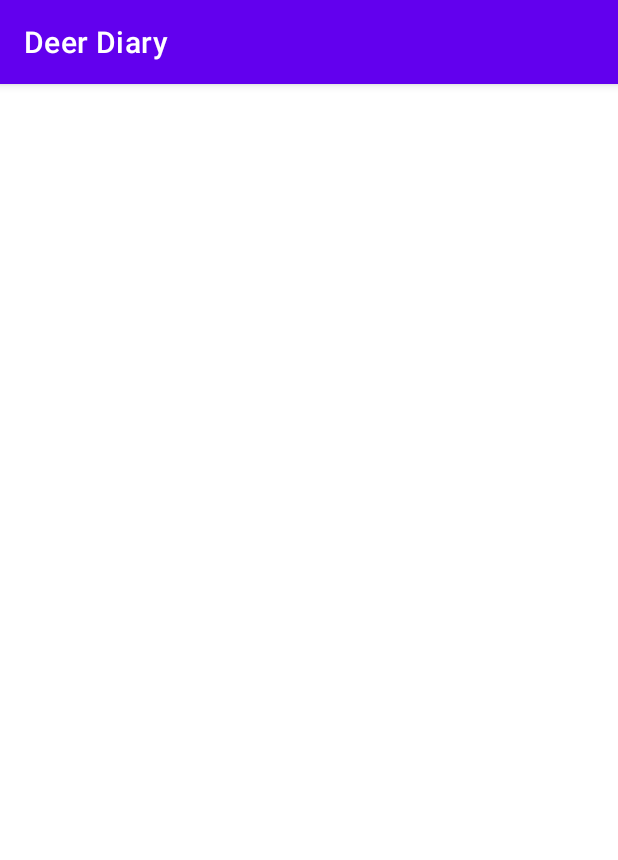
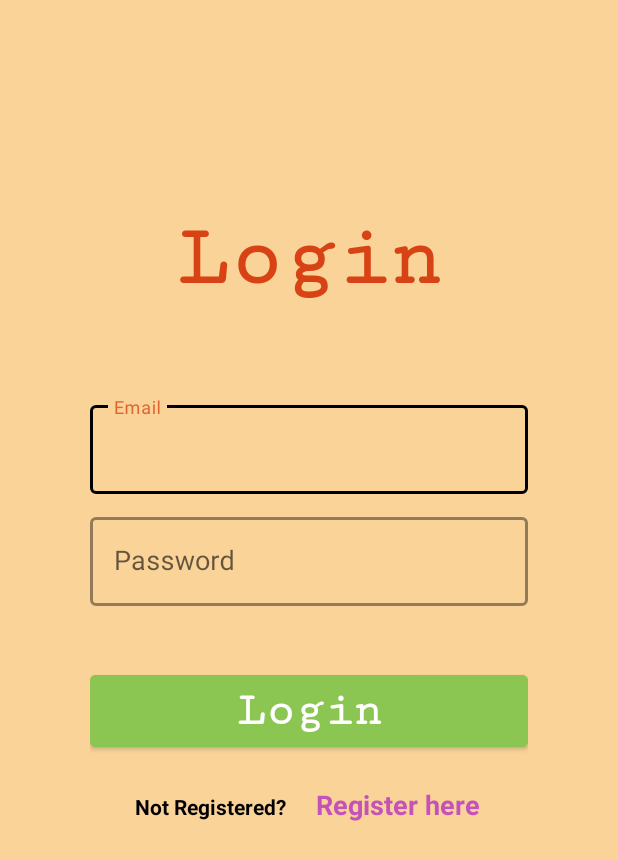
Before and after one commit to yifzheng/DeerDiary, an Android app: the LoginActivity screen opened directly, with no data from a screen before it, on a phone screen of 412 x 824 dp. Shown: the top 860 px of the screen. Run offline under Robolectric (Android 15) with nearby library versions, the phone set to English and light mode, and no system bars.

Commit message:
Issue #2: Login Activity XML and Espresso Test (RED)

```diff
--- a/DeerDiary/app/src/main/java/com/example/deerdiary/LoginActivity.java
+++ b/DeerDiary/app/src/main/java/com/example/deerdiary/LoginActivity.java
@@ -3,12 +3,21 @@ package com.example.deerdiary;
 import androidx.appcompat.app.AppCompatActivity;
 
 import android.os.Bundle;
+import android.view.View;
+
+import com.example.deerdiary.databinding.ActivityLoginBinding;
+
+import java.util.Objects;
 
 public class LoginActivity extends AppCompatActivity {
 
+    private ActivityLoginBinding activityLoginBinding;
     @Override
     protected void onCreate(Bundle savedInstanceState) {
         super.onCreate(savedInstanceState);
-        setContentView(R.layout.activity_login);
+        activityLoginBinding = ActivityLoginBinding.inflate(getLayoutInflater());
+        View v = activityLoginBinding.getRoot();
+        setContentView(v);
+        Objects.requireNonNull(getSupportActionBar()).hide();
     }
 }
--- a/DeerDiary/app/src/main/res/layout/activity_login.xml
+++ b/DeerDiary/app/src/main/res/layout/activity_login.xml
@@ -1,9 +1,111 @@
 <?xml version="1.0" encoding="utf-8"?>
-<androidx.constraintlayout.widget.ConstraintLayout xmlns:android="http://schemas.android.com/apk/res/android"
+<RelativeLayout xmlns:android="http://schemas.android.com/apk/res/android"
     xmlns:app="http://schemas.android.com/apk/res-auto"
     xmlns:tools="http://schemas.android.com/tools"
     android:layout_width="match_parent"
     android:layout_height="match_parent"
+    android:background="@color/background"
     tools:context=".LoginActivity">
 
-</androidx.constraintlayout.widget.ConstraintLayout>
+    <LinearLayout
+        android:layout_width="match_parent"
+        android:layout_height="wrap_content"
+        android:padding="60dp"
+        android:orientation="vertical"
+        android:layout_marginTop="80dp">
+        <TextView
+            android:id="@+id/login_text"
+            android:layout_width="match_parent"
+            android:layout_height="wrap_content"
+            android:gravity="center_horizontal"
+            android:layout_marginBottom="60dp"
+            android:fontFamily="serif-monospace"
+            android:text="@string/login_text"
+            android:textColor="#D84315"
+            android:textSize="58sp"
+            android:textStyle="bold"
+            />
+
+        <com.google.android.material.textfield.TextInputLayout
+            style="@style/Widget.MaterialComponents.TextInputLayout.OutlinedBox"
+            android:layout_width="match_parent"
+            android:layout_height="wrap_content"
+            android:layout_marginBottom="10dp"
+            app:boxStrokeColor="@color/black"
+            app:boxStrokeWidth="2dp"
+            app:hintTextColor="@color/font_color"
+            app:boxStrokeErrorColor="@color/error">
+
+            <com.google.android.material.textfield.TextInputEditText
+                android:id="@+id/login_email"
+                android:layout_width="match_parent"
+                android:layout_height="wrap_content"
+                android:layout_gravity="center"
+                android:hint="@string/email"
+                android:inputType="textEmailAddress"
+                android:textSize="18sp" />
+        </com.google.android.material.textfield.TextInputLayout>
+
+        <com.google.android.material.textfield.TextInputLayout
+            style="@style/Widget.MaterialComponents.TextInputLayout.OutlinedBox"
+            android:layout_width="match_parent"
+            android:layout_height="wrap_content"
+            android:layout_marginBottom="10dp"
+            app:boxStrokeColor="@color/black"
+            app:boxStrokeWidth="2dp"
+            app:hintTextColor="@color/font_color"
+            app:boxStrokeErrorColor="@color/error">
+
+            <com.google.android.material.textfield.TextInputEditText
+                android:id="@+id/login_password"
+                android:layout_width="match_parent"
+                android:layout_height="wrap_content"
+                android:layout_gravity="center"
+                android:hint="@string/password"
+                android:textColorHint="#795548"
+                android:textSize="18sp" />
+        </com.google.android.material.textfield.TextInputLayout>
+
+        <com.google.android.material.button.MaterialButton
+            android:id="@+id/register_button"
+            style="@style/Widget.MaterialComponents.TextInputLayout.OutlinedBox"
+            android:layout_width="match_parent"
+            android:layout_height="wrap_content"
+            android:layout_marginTop="30dp"
+            android:backgroundTint="@color/green_100"
+            android:fontFamily="serif-monospace"
+            android:minWidth="100dp"
+            android:minHeight="60dp"
+            android:text="@string/login_text"
+            android:textSize="32sp"
+            android:textStyle="bold"
+            tools:ignore="DuplicateSpeakableTextCheck" />
+
+        <LinearLayout
+            android:layout_width="match_parent"
+            android:layout_height="wrap_content"
+            android:layout_marginTop="20dp"
+            android:orientation="horizontal">
+
+            <TextView
+                android:layout_width="wrap_content"
+                android:layout_height="wrap_content"
+                android:layout_marginStart="30dp"
+                android:text="Not Registered?"
+                android:textColor="@color/black"
+                android:textStyle="bold" />
+
+            <TextView
+                android:id="@+id/register_loginhere"
+                android:layout_width="wrap_content"
+                android:layout_height="wrap_content"
+                android:layout_marginStart="20dp"
+                android:text="Register here"
+                android:textColor="@color/magenta_100"
+                android:textSize="18sp"
+                android:textStyle="bold" />
+
+        </LinearLayout>
+    </LinearLayout>
+
+</RelativeLayout>
--- a/DeerDiary/app/src/main/res/values/strings.xml
+++ b/DeerDiary/app/src/main/res/values/strings.xml
@@ -12,4 +12,5 @@
     <string name="register_text">Register</string>
     <string name="already_registered">Already Registered?</string>
     <string name="login_here">Login Here</string>
+    <string name="login_text">Login</string>
 </resources>
```
Also changed, not shown: 2 other files.
